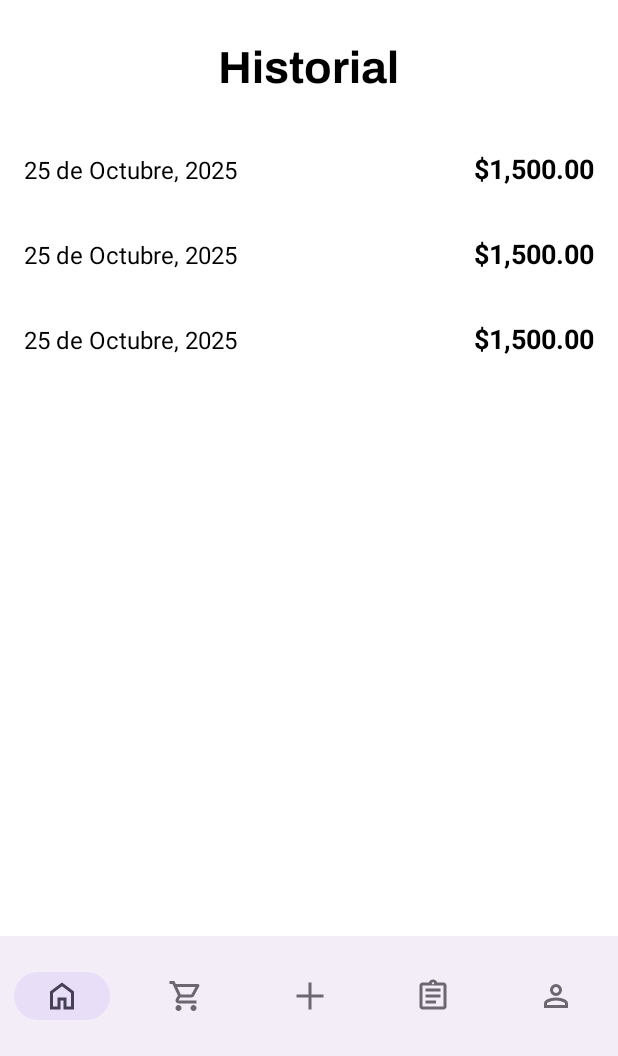
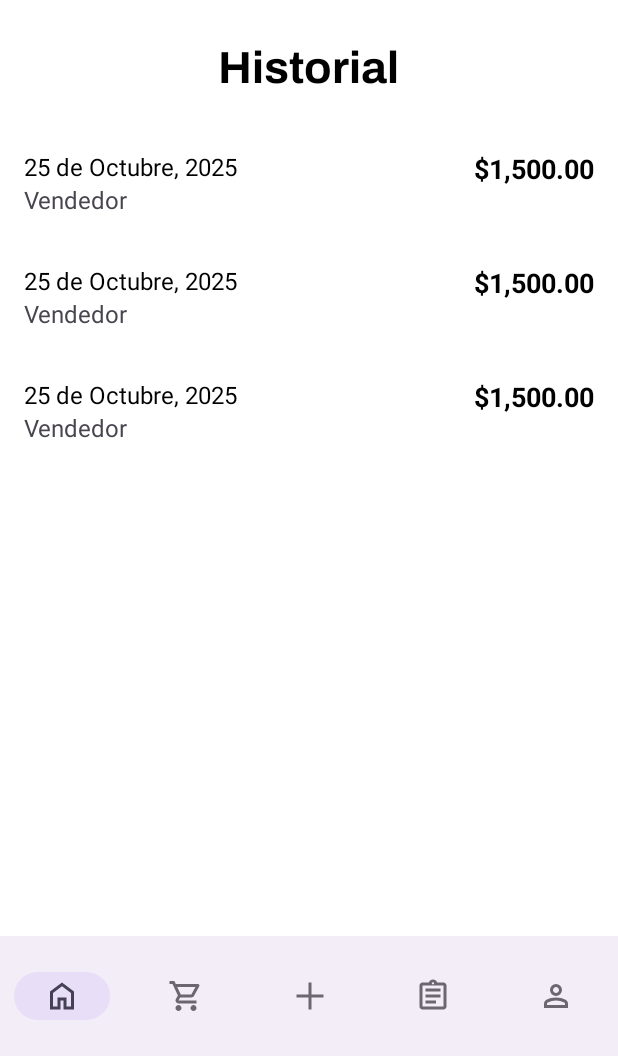
Before and after one commit to Saris23/Inventory, an Android app: the layout activity_historial.xml on its own in the app's theme, with its tools: preview values and no code run, on a phone screen of 412 x 824 dp, the part 180-1236 px from its top. Run offline under Robolectric (Android 15) with nearby library versions, the phone set to English and light mode, and no system bars.

Commit message:
Se muestra el vendedor en el historial

```diff
--- a/app/src/main/java/com/example/inventory/base/HistorialAdapter.java
+++ b/app/src/main/java/com/example/inventory/base/HistorialAdapter.java
@@ -36,6 +36,7 @@ public class HistorialAdapter extends RecyclerView.Adapter<HistorialAdapter.Hist
     public void onBindViewHolder(@NonNull HistorialViewHolder holder, int position) {
         ventaDiaria venta = ventasDiarias.get(position);
         holder.txtFecha.setText(dateFormat.format(venta.getFecha()));
+        holder.txtNVendedor.setText(venta.getVendendor());
         holder.txtTotal.setText(FormateadorDinero.formatear(venta.getTotalVendido()));
 
     }
@@ -47,11 +48,13 @@ public class HistorialAdapter extends RecyclerView.Adapter<HistorialAdapter.Hist
 
     public static class HistorialViewHolder extends RecyclerView.ViewHolder {
         TextView txtFecha;
+        TextView txtNVendedor;
         TextView txtTotal;
 
         public HistorialViewHolder(@NonNull View itemView) {
             super(itemView);
             txtFecha = itemView.findViewById(R.id.txtFechaHistorial);
+            txtNVendedor = itemView.findViewById(R.id.txtNVendedor);
             txtTotal = itemView.findViewById(R.id.txtTotalDiario);
         }
     }
--- a/app/src/main/java/com/example/inventory/base/ventaDiaria.java
+++ b/app/src/main/java/com/example/inventory/base/ventaDiaria.java
@@ -4,17 +4,19 @@ import java.util.Date;
 
 public class ventaDiaria {
     private Date fecha;
+    private String vendendor;
     private double totalVendido;
 
-    public ventaDiaria(Date fecha, double totalVendido) {
+    public ventaDiaria(Date fecha, String vendedor, double totalVendido) {
         this.fecha = fecha;
+        this.vendendor = vendedor;
         this.totalVendido = totalVendido;
     }
 
     public Date getFecha() {
         return fecha;
     }
-
+    public String getVendendor(){ return  vendendor; }
     public double getTotalVendido() {
         return totalVendido;
     }
--- a/app/src/main/res/layout/activity_venta.xml
+++ b/app/src/main/res/layout/activity_venta.xml
@@ -105,6 +105,7 @@
             android:layout_marginTop="2dp"
             android:fontFamily="@font/poppins_regular"
             android:textSize="15sp"
+            android:inputType="number"
             android:hint="10000"
             android:textColor="@android:color/black"/>
         <TextView
--- a/app/src/main/res/layout/item_venta_diaria.xml
+++ b/app/src/main/res/layout/item_venta_diaria.xml
@@ -5,15 +5,25 @@
     android:orientation="horizontal"
     android:padding="16dp"
     android:background="?android:attr/selectableItemBackground">
-
+<LinearLayout
+    android:layout_width="wrap_content"
+    android:layout_height="wrap_content"
+    android:layout_weight="1"
+    android:orientation="vertical">
     <TextView
         android:id="@+id/txtFechaHistorial"
-        android:layout_width="0dp"
+        android:layout_width="match_parent"
         android:layout_height="wrap_content"
-        android:layout_weight="1"
         android:text="25 de Octubre, 2025"
         android:textSize="16sp"
         android:textColor="@android:color/black" />
+    <TextView
+        android:id="@+id/txtNVendedor"
+        android:layout_width="wrap_content"
+        android:layout_height="wrap_content"
+        android:textSize="16sp"
+        android:text="Vendedor"/>
+</LinearLayout>
 
     <TextView
         android:id="@+id/txtTotalDiario"
```
Also changed, not shown: app/src/main/java/com/example/inventory/MainActivity.java (+6 -1 lines), app/src/main/java/com/example/inventory/historial.java (+13 -11 lines).
